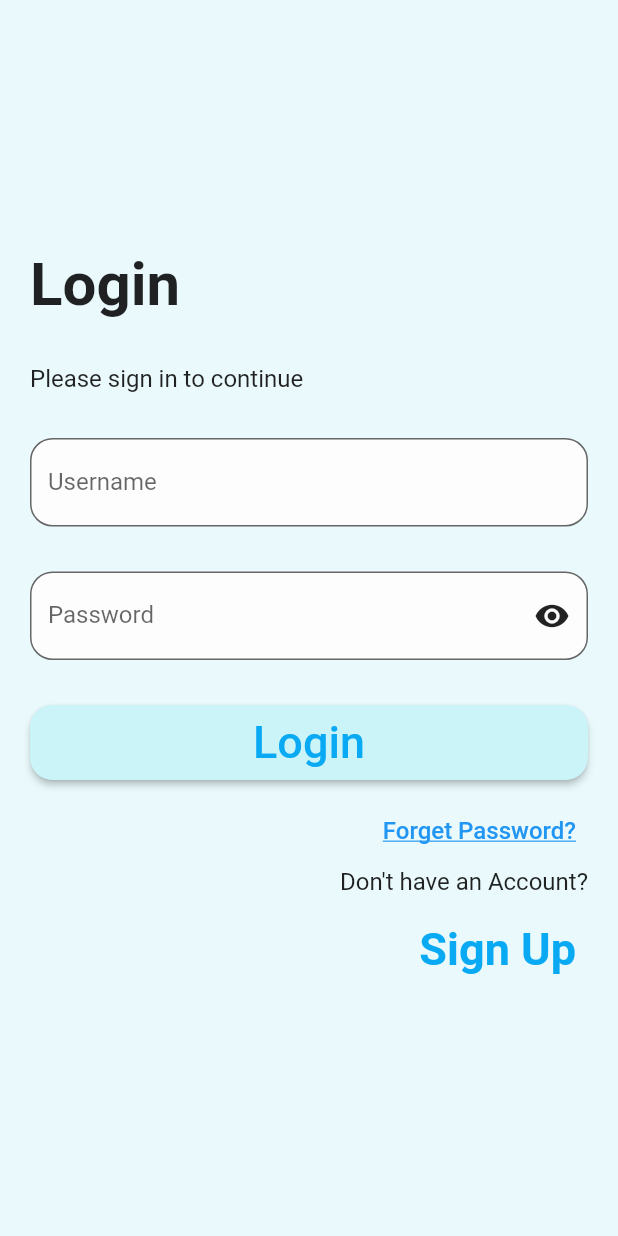
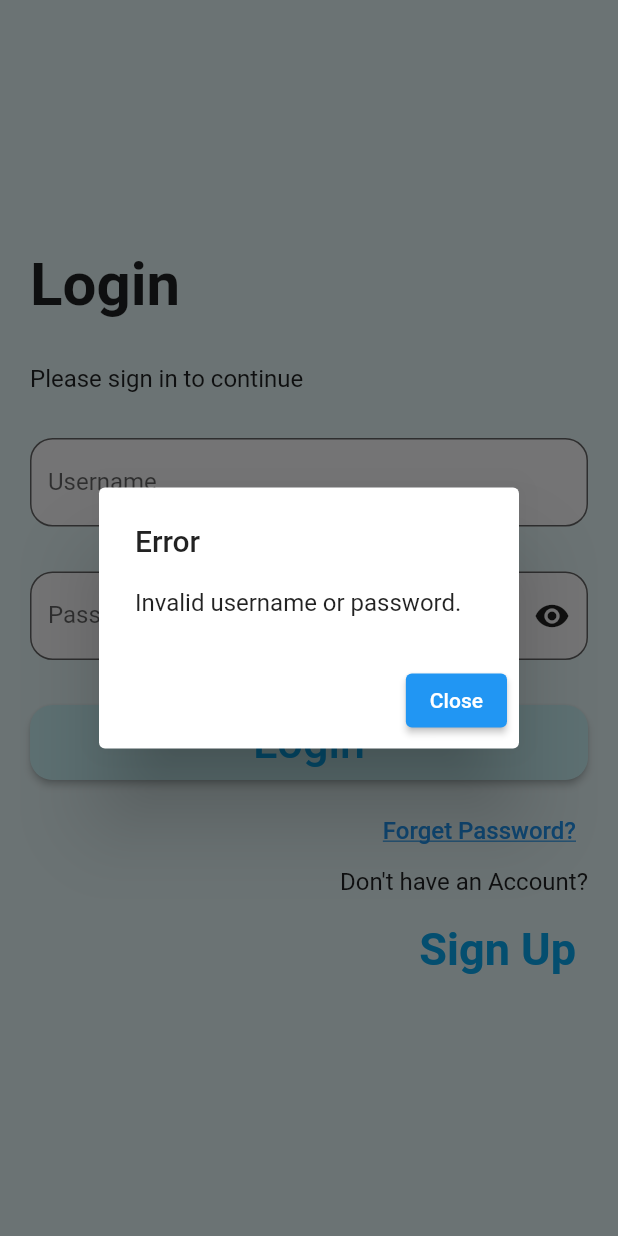
Before and after one commit to vuaspro1/english_learning, a Flutter app: the screen it shows after launch, after a tap on the "visibility off" icon, after a tap on "Login", on a phone screen of 412 x 824 dp. Run offline on Flutter 3.47's test engine with Material 2 defaults, Android fonts, the light colour scheme and no system bars; our stand-ins replace get, google_fonts.

Commit message:
Update login 11/02/2023

```diff
--- a/lib/src/constants/text_strings.dart
+++ b/lib/src/constants/text_strings.dart
@@ -10,6 +10,9 @@ const String tPassword = "Password";
 const String tForgetPassword = "Forget Password?";
 const String tDontHaveAccount = "Don't have an Account?";
 const String tSignUp = "Sign Up";
+const String tError = "Error";
+const String tErrorSubTitle = "Invalid username or password.";
+const String tClose = "Close";
 
 // -- Sign Up Screen Text
 const String tSignUpSubTitle = "Please register an account to experience the application";
@@ -23,3 +26,13 @@ enum Gender { male, female }
 const String tMale = "Male";
 const String tFemale = "Female";
 const String tVerifyPassword = "Verify password";
+
+// --Profile Screen Text
+const String tUserNameUser = "user";
+const String tPasswordUser = "user";
+const String tFullNameUser = "Sanh lỏ";
+const String tEmailUser = "sanhlor@gmail.com";
+const String tPhoneUser = "0123456789";
+const String tDateOfBirthUser = "01/02/2002";
+const String tGenderUser = "Nam";
+const String tAddressUser = "Tam Kỳ";
--- a/lib/src/features/authentication/screens/welcome/welcome_screen.dart
+++ b/lib/src/features/authentication/screens/welcome/welcome_screen.dart
@@ -3,6 +3,7 @@ import 'package:english_learning/src/constants/sizes.dart';
 import 'package:english_learning/src/constants/text_strings.dart';
 import 'package:flutter/material.dart';
 
+import '../home/home.dart';
 import '../signup/signup_screen.dart';
 
 class WelcomeScreen extends StatefulWidget{
@@ -13,10 +14,38 @@ class WelcomeScreen extends StatefulWidget{
 }
 
 class _WelcomeScreenState extends State<WelcomeScreen> {
+  final TextEditingController _usernameController = TextEditingController();
+  final TextEditingController _passwordController = TextEditingController();
   bool _obscureText = true;
   void _loginButtonPressed(){
+    if (_usernameController.text == tUserNameUser && _passwordController.text == tPasswordUser) {
+      // If the username and password are "admin", navigate to the HomeScreen
+      Navigator.pushReplacement(
+        context,
+        MaterialPageRoute(builder: (context) => HomeScreen()),
+      );
+    } else {
+      // If the username and password are incorrect, show an error dialog
+      showDialog(
+        context: context,
+        builder: (context) {
+          return AlertDialog(
+            title: Text(tError),
+            content: Text(tErrorSubTitle),
+            actions: [
+              ElevatedButton(
+                onPressed: () {
+                  Navigator.of(context).pop(); // Close the error dialog
+                },
+                child: Text(tClose),
+              ),
+            ],
+          );
+        },
+      );
+    }
+  }
 
-  }
   void _signUpButtonPressed() {
     Navigator.push(
       context,
@@ -61,6 +90,7 @@ class _WelcomeScreenState extends State<WelcomeScreen> {
                 ),
                 SizedBox(height: tFormHeight),
                 TextField(
+                  controller: _usernameController,
                   decoration: InputDecoration(
                     border: OutlineInputBorder(
                       borderRadius: BorderRadius.circular(tBorderRadiusCircular),
@@ -75,6 +105,7 @@ class _WelcomeScreenState extends State<WelcomeScreen> {
                   alignment: Alignment.centerRight,
                   children: [
                     TextField(
+                      controller: _passwordController,
                       obscureText: _obscureText,
                       decoration: InputDecoration(
                         border: OutlineInputBorder(
```
Also changed, not shown: lib/src/features/authentication/screens/home/home.dart (added, +15 -0 lines).
